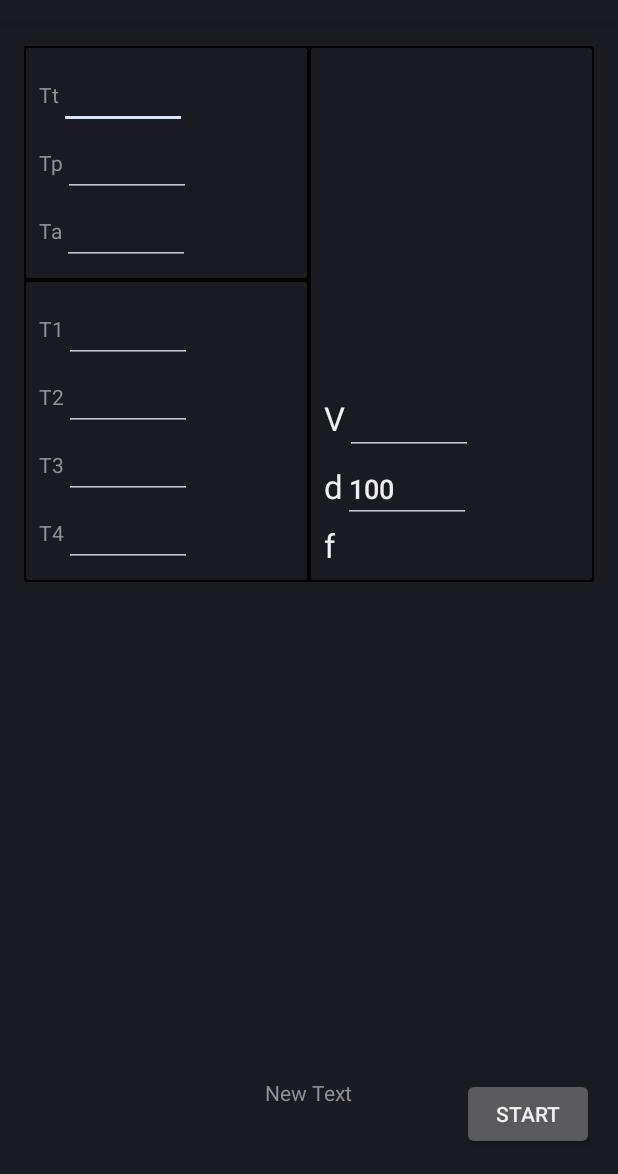
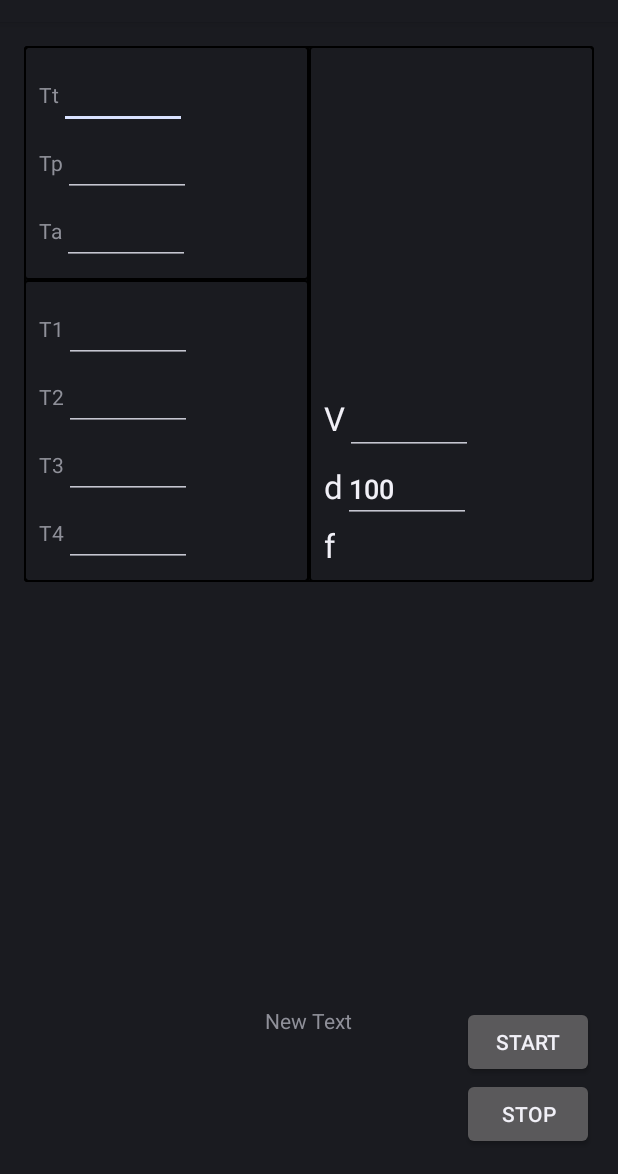
Before and after one commit to deathmeek/dintisor, an Android app: the layout fragment_tooth_settings.xml on its own in the app's theme, with its tools: preview values and no code run, on a phone screen of 412 x 824 dp, the part 62-1236 px from its top. Run offline under Robolectric (Android 15) with nearby library versions, the phone set to English and light mode, and no system bars.

Commit message:
sw: Fix stimulation control

```diff
--- a/SmartTooth/app/src/main/AndroidManifest.xml
+++ b/SmartTooth/app/src/main/AndroidManifest.xml
@@ -42,7 +42,8 @@
         </activity>
         <activity
             android:name="upb.com.smarttooth.UI.PatientActivity"
-            android:label="@string/title_activity_new_patient_view"></activity>
+            android:label="@string/title_activity_new_patient_view"
+            android:screenOrientation="portrait"></activity>
     </application>
 
 </manifest>
--- a/SmartTooth/app/src/main/java/upb/com/smarttooth/Config.java
+++ b/SmartTooth/app/src/main/java/upb/com/smarttooth/Config.java
@@ -7,7 +7,7 @@ import java.util.HashSet;
 public class Config {
     public static final HashSet<String> TOOTH_MACs = new HashSet<String>();
     public static final int MIN_PULSE_TIME = 32;
-    public static final int MIN_PAUSE_TIME = 30;
+    public static final int MIN_STIM_TIME = 1000 * 5 / (((32768) + ((((0) + 1) * 1000) / 2)) / (((0) + 1) * 1000));
     public enum Languages {ROMANIAN, ENGLISH};
     public static final Languages LANGUAGE = Languages.ROMANIAN;
 
@@ -19,7 +19,7 @@ public class Config {
         TOOTH_MACs.add("DB:AE:F9:E7:EB:6A");
         TOOTH_MACs.add("F9:EA:50:8A:36:97");
     }
-    public static final int READ_INTERVAL = 5 * 1000;
+    public static final int READ_INTERVAL = 10 * 1000;
     public static final String TOOTH_UUID_IN_SERVICE    = "131e922d-7f9e-49ab-827d-1b033f2bf585";
     public static final String TOOTH_UUID_IN_CHARAC_PH  = "131e0003-7f9e-49ab-827d-1b033f2bf585";
     //Todo
--- a/SmartTooth/app/src/main/res/layout/fragment_tooth_settings.xml
+++ b/SmartTooth/app/src/main/res/layout/fragment_tooth_settings.xml
@@ -32,12 +32,14 @@
                         android:layout_height="wrap_content"
                         android:text="Tt"
                         android:layout_gravity="center"/>
+
                     <EditText
+                        android:id="@+id/numberPickerTT"
                         android:layout_width="wrap_content"
                         android:layout_height="wrap_content"
-                        android:inputType="number"
                         android:ems="4"
-                        android:id="@+id/numberPickerTT" />
+                        android:imeOptions="actionDone"
+                        android:inputType="number" />
                 </LinearLayout>
                 <LinearLayout
                     android:layout_width="wrap_content"
@@ -47,12 +49,14 @@
                         android:layout_height="wrap_content"
                         android:text="Tp"
                         android:layout_gravity="center"/>
+
                     <EditText
+                        android:id="@+id/numberPickerTP"
                         android:layout_width="wrap_content"
                         android:layout_height="wrap_content"
-                        android:inputType="number"
                         android:ems="4"
-                        android:id="@+id/numberPickerTP" />
+                        android:imeOptions="actionDone"
+                        android:inputType="number" />
                 </LinearLayout>
                 <LinearLayout
                     android:layout_width="wrap_content"
@@ -62,12 +66,14 @@
                         android:layout_height="wrap_content"
                         android:text="Ta"
                         android:layout_gravity="center"/>
+
                     <EditText
+                        android:id="@+id/numberPickerTA"
                         android:layout_width="wrap_content"
                         android:layout_height="wrap_content"
-                        android:inputType="number"
                         android:ems="4"
-                        android:id="@+id/numberPickerTA" />
+                        android:imeOptions="actionDone"
+                        android:inputType="number" />
                 </LinearLayout>
         </LinearLayout>
             <LinearLayout
@@ -85,12 +91,14 @@
                         android:layout_height="wrap_content"
                         android:text="T1"
                         android:layout_gravity="center"/>
+
                     <EditText
+                        android:id="@+id/numberPickerT1"
                         android:layout_width="wrap_content"
                         android:layout_height="wrap_content"
-                        android:inputType="number"
                         android:ems="4"
-                        android:id="@+id/numberPickerT1" />
+                        android:imeOptions="actionDone"
+                        android:inputType="number" />
                 </LinearLayout>
                 <LinearLayout
                     android:layout_width="wrap_content"
@@ -100,12 +108,14 @@
                         android:layout_height="wrap_content"
                         android:text="T2"
                         android:layout_gravity="center"/>
+
                     <EditText
+                        android:id="@+id/numberPickerT2"
                         android:layout_width="wrap_content"
                         android:layout_height="wrap_content"
-                        android:inputType="number"
                         android:ems="4"
-                        android:id="@+id/numberPickerT2" />
+                        android:imeOptions="actionDone"
+                        android:inputType="number" />
                 </LinearLayout>
                 <LinearLayout
                     android:layout_width="wrap_content"
@@ -115,12 +125,14 @@
                         android:layout_height="wrap_content"
                         android:text="T3"
                         android:layout_gravity="center"/>
+
                     <EditText
+                        android:id="@+id/numberPickerT3"
                         android:layout_width="wrap_content"
                         android:layout_height="wrap_content"
-                        android:inputType="number"
                         android:ems="4"
-                        android:id="@+id/numberPickerT3" />
+                        android:imeOptions="actionDone"
+                        android:inputType="number" />
 
                 </LinearLayout>
                 <LinearLayout
@@ -131,12 +143,14 @@
                         android:layout_height="wrap_content"
                         android:text="T4"
                         android:layout_gravity="center"/>
+
                     <EditText
+                        android:id="@+id/numberPickerT4"
                         android:layout_width="wrap_content"
                         android:layout_height="wrap_content"
-                        android:inputType="number"
                         android:ems="4"
-                        android:id="@+id/numberPickerT4" />
+                        android:imeOptions="actionDone"
+                        android:inputType="number" />
                 </LinearLayout>
             </LinearLayout>
         </LinearLayout>
@@ -209,8 +223,16 @@
         android:layout_height="wrap_content"
         android:text="Start"
         android:id="@+id/button_start"
+        android:layout_above="@+id/button_stop"
+        android:layout_alignParentEnd="true" />
+
+    <Button
+        android:id="@+id/button_stop"
+        android:layout_width="wrap_content"
+        android:layout_height="wrap_content"
         android:layout_alignParentBottom="true"
-        android:layout_alignParentEnd="true" />
+        android:layout_alignParentEnd="true"
+        android:text="Stop" />
 
     <TextView
         android:layout_width="wrap_content"
```
Also changed, not shown: SmartTooth/app/src/main/java/upb/com/smarttooth/Tooth.java (+49 -15 lines), SmartTooth/app/src/main/java/upb/com/smarttooth/UI/fragments/ToothSettings.java (+89 -83 lines).
